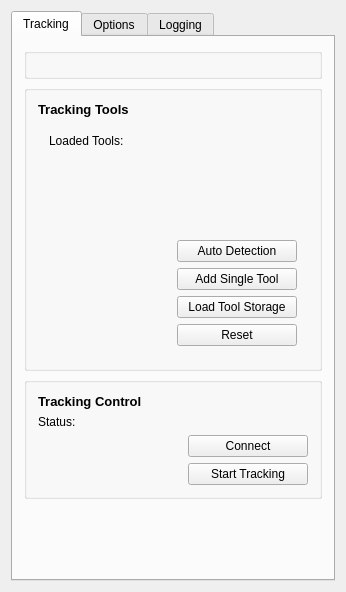
Before: the Qt Designer form Plugins/org.mitk.gui.qt.igttracking/src/internal/QmitkMITKIGTTrackingToolboxViewControls.ui in MITK/MITK, drawn with Qt 5.
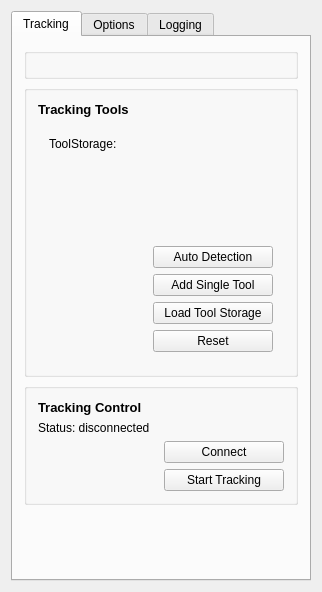
After: the same form once the commit is applied. Custom widgets are drawn as their Qt base class.

Commit message: added auto save feature for auto-detected and manually added tools

```diff
--- a/Plugins/org.mitk.gui.qt.igttracking/src/internal/QmitkMITKIGTTrackingToolboxViewControls.ui
+++ b/Plugins/org.mitk.gui.qt.igttracking/src/internal/QmitkMITKIGTTrackingToolboxViewControls.ui
@@ -6,7 +6,7 @@
    <rect>
     <x>0</x>
     <y>0</y>
-    <width>346</width>
+    <width>292</width>
     <height>592</height>
    </rect>
   </property>
@@ -102,11 +102,35 @@
             <widget class="QWidget" name="page">
              <layout class="QVBoxLayout" name="verticalLayout_11">
               <item>
+               <layout class="QHBoxLayout" name="horizontalLayout_3">
+                <item>
+                 <widget class="QLabel" name="label_4">
+                  <property name="text">
+                   <string>ToolStorage:</string>
+                  </property>
+                 </widget>
+                </item>
+                <item>
                <widget class="QLabel" name="m_toolLabel">
                 <property name="text">
-                 <string>Loaded Tools: &lt;none&gt;</string>
-                </property>
-               </widget>
+                   <string>&lt;none&gt;</string>
+                  </property>
+                 </widget>
+                </item>
+                <item>
+                 <spacer name="horizontalSpacer">
+                  <property name="orientation">
+                   <enum>Qt::Horizontal</enum>
+                  </property>
+                  <property name="sizeHint" stdset="0">
+                   <size>
+                    <width>40</width>
+                    <height>20</height>
+                   </size>
+                  </property>
+                 </spacer>
+                </item>
+               </layout>
               </item>
               <item>
                <widget class="QmitkToolTrackingStatusWidget" name="m_TrackingToolsStatusWidget" native="true">
@@ -225,7 +249,7 @@
           <item>
            <widget class="QLabel" name="m_TrackingControlLabel">
             <property name="text">
-             <string>Status: &lt;not configured&gt;</string>
+             <string>Status: disconnected</string>
             </property>
            </widget>
           </item>
```
Lines whose indentation alone changed are shown as unchanged. The commit also changes 2 other files.
